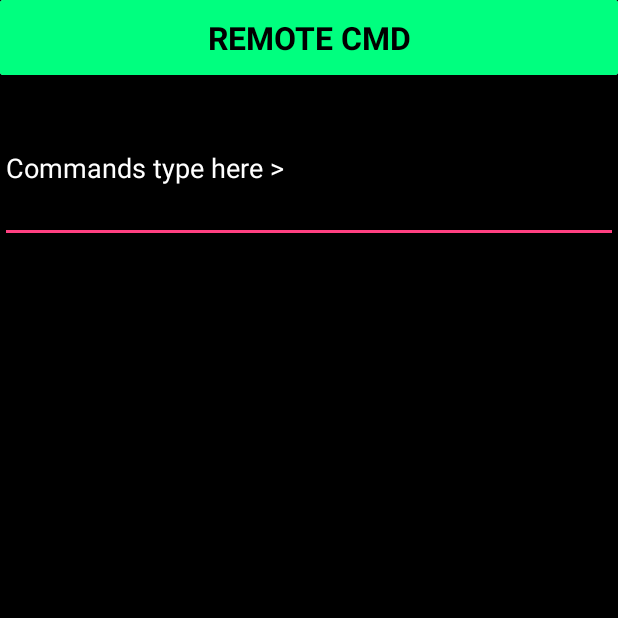
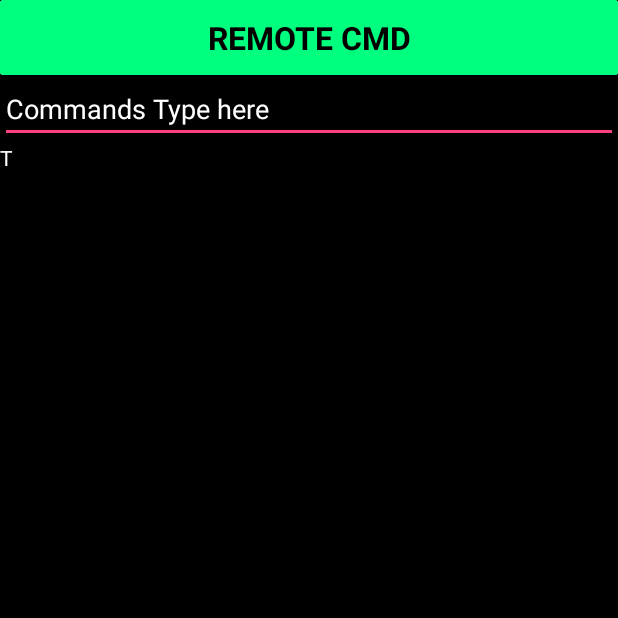
Before and after one commit to msameera96/PCController, an Android app: the CMD screen opened directly, with no data from a screen before it, on a phone screen of 412 x 824 dp, the top half of it. Run offline under Robolectric (Android 15) with nearby library versions, the light colour scheme and no system bars.

Commit message:
Updated 14th time Final Update

```diff
--- a/app/src/main/java/pk/edu/cust/fyp/nobeen/sameer/umair/pccontroller/CMD.java
+++ b/app/src/main/java/pk/edu/cust/fyp/nobeen/sameer/umair/pccontroller/CMD.java
@@ -1,13 +1,19 @@
 package pk.edu.cust.fyp.nobeen.sameer.umair.pccontroller;
 
-import android.content.Intent;
 import android.support.v7.app.AppCompatActivity;
 import android.os.Bundle;
+import android.view.KeyEvent;
 import android.view.View;
-import android.widget.Button;
+import android.view.View.OnKeyListener;
+import android.widget.EditText;
+import android.widget.TextView;
+import android.widget.Toast;
 
 public class CMD extends AppCompatActivity {
 
+
+    EditText cmdET;
+   public static TextView cmdOutputTV;
 
 
     @Override
@@ -15,9 +21,37 @@ public class CMD extends AppCompatActivity {
         super.onCreate(savedInstanceState);
         setContentView(R.layout.activity_cmd);
 
+        cmdET = (EditText) findViewById(R.id.cmdEditText);
+        cmdOutputTV = (TextView) findViewById(R.id.textView2);
+
+        cmdET.setOnKeyListener(new OnKeyListener() {
+            @Override
+            public boolean onKey(View v, int keyCode, KeyEvent event) {
+                if (keyCode == KeyEvent.KEYCODE_ENTER) {
+                    if (event.getAction() == KeyEvent.ACTION_UP) {
+                        if(cmdET.getText().toString().length()>0)
+                        sendCommand(cmdET.getText().toString());
+                        else
+                            Toast.makeText(getApplicationContext(),"No command typed",Toast.LENGTH_SHORT).show();
+                        new CommandsDisplay(getApplicationContext()).execute();
+
+                    }
+                    return true;
+                }
+                return false;
+            }
+        });
+
+    }
+
+    void sendCommand(String cmnd)
+    {
+        MainActivity.sendMessageToServer("CMD");
+        MainActivity.sendMessageToServer(cmnd);
+    }
 
 
-    }
+
 
     @Override
     protected void onDestroy() {
@@ -25,6 +59,4 @@ public class CMD extends AppCompatActivity {
         MainActivity.sendMessageToServer("log_ended");
 
     }
-
-
 }
--- a/app/src/main/res/layout/activity_cmd.xml
+++ b/app/src/main/res/layout/activity_cmd.xml
@@ -32,29 +32,27 @@
     </android.support.v7.widget.CardView>
 
     <EditText
-        android:id="@+id/inputEditText"
+        android:id="@+id/cmdEditText"
         android:layout_width="match_parent"
-        android:layout_height="100dp"
+        android:layout_height="wrap_content"
         android:layout_alignParentLeft="true"
         android:layout_alignParentStart="true"
         android:layout_below="@+id/cardCMD"
-        android:layout_marginTop="12dp"
+        android:textColorHint="#ffffff"
+        android:hint="Commands Type here"
         android:textColor="#ffffff"
-        android:hint="Commands type here >"
-        android:textColorHint="#ffffff"
         android:ems="10"
-        android:inputType="textMultiLine" />
+        android:inputType="textPersonName"/>
 
     <TextView
-        android:id="@+id/outputCmdTextView"
-        android:layout_width="match_parent"
-        android:layout_height="match_parent"
+        android:id="@+id/textView2"
+        android:layout_width="wrap_content"
+        android:layout_height="wrap_content"
         android:layout_alignParentLeft="true"
         android:layout_alignParentStart="true"
-        android:layout_below="@+id/inputEditText"
-        android:layout_marginTop="12dp"
+        android:layout_below="@+id/cmdEditText"
         android:textColor="#ffffff"
-        android:text="" />
+        android:text="T" />
 
 
 </RelativeLayout>
```
Also changed, not shown: app/src/main/java/pk/edu/cust/fyp/nobeen/sameer/umair/pccontroller/CommandsDisplay.java (added, +23 -0 lines), app/src/main/java/pk/edu/cust/fyp/nobeen/sameer/umair/pccontroller/LiveScreen.java (+10 -1 lines), app/src/main/java/pk/edu/cust/fyp/nobeen/sameer/umair/pccontroller/MainActivity.java (+29 -0 lines), app/src/main/java/pk/edu/cust/fyp/nobeen/sameer/umair/pccontroller/SignUp.java (+13 -1 lines), app/src/main/res/layout/activity_main.xml (+11 -0 lines), app/src/main/res/layout/activity_sign_up.xml (+21 -6 lines).
